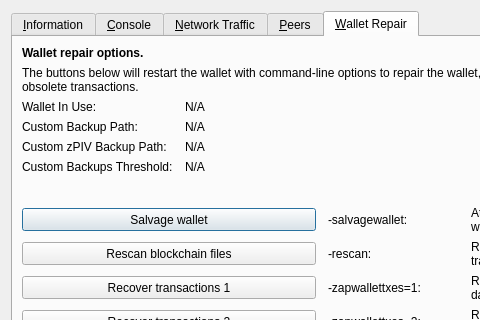
This is src/qt/forms/rpcconsole.ui in heliumchain/squorum as Qt 5 draws it before an edit; both pictures show x 0 to 480 and y 0 to 320 of the 769 by 485 pixel window. The edited form follows.
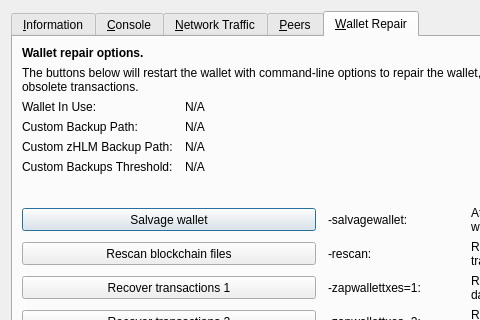
This is the edited form. The open tabs and pages were chosen to show the change. Icons and pictures are not drawn. Custom widgets are drawn as their Qt base class.

Patch:
```diff
--- a/src/qt/forms/rpcconsole.ui
+++ b/src/qt/forms/rpcconsole.ui
@@ -1328,7 +1328,7 @@
        <item row="4" column="0">
         <widget class="QLabel" name="wallet_customzpivbackuppath_label">
          <property name="text">
-          <string>Custom zPIV Backup Path:</string>
+          <string>Custom zHLM Backup Path:</string>
          </property>
          <property name="visible">
           <bool>false</bool>
```
